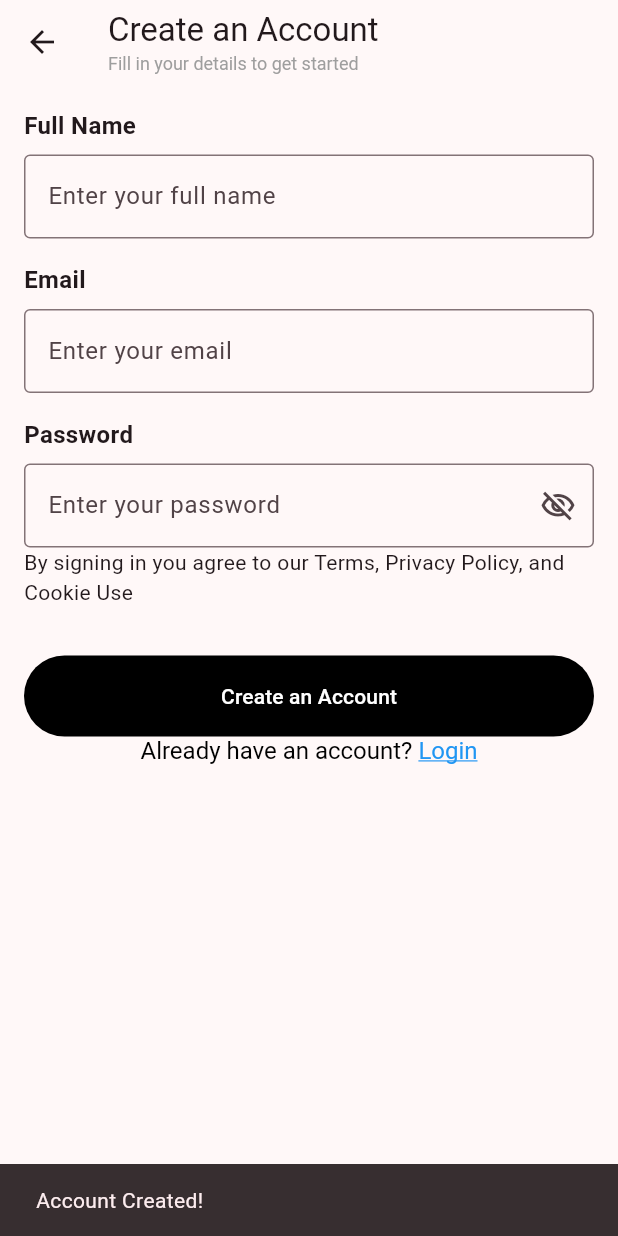
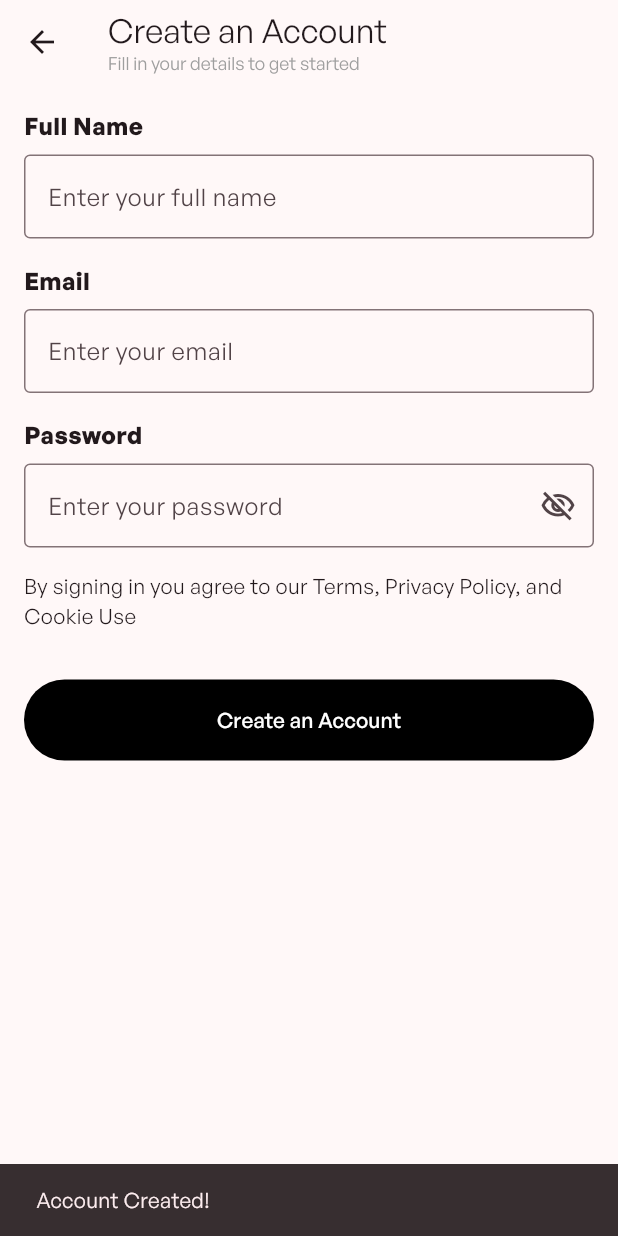
Before and after one commit to CodeXPratik/VirtuMall, a Flutter app: the AccountPage screen opened directly, after a tap on "Logout", after a tap on "Get Started", after a tap on "Create an Account", on a phone screen of 412 x 824 dp. Run offline on Flutter 3.47's test engine with Material 3 defaults, Android fonts, the phone set to English and light mode, and no system bars.

Commit message:
Font fix in pubspec.yaml

```diff
--- a/lib/main.dart
+++ b/lib/main.dart
@@ -13,6 +13,7 @@ class MyApp extends StatelessWidget {
     return MaterialApp(
       title: 'VirtuMall',
       theme: ThemeData(
+        fontFamily: 'GeneralSans',
         colorScheme: ColorScheme.fromSeed(
           seedColor: Colors.black,
           primary: Colors.black, // Set the primary color for buttons
--- a/lib/views/pages/account.dart
+++ b/lib/views/pages/account.dart
@@ -9,7 +9,11 @@ class AccountPage extends StatelessWidget {
   @override
   Widget build(BuildContext context) {
     return Scaffold(
-      appBar: AppBar(title: const Text('Account'), centerTitle: true),
+      appBar: AppBar(title: const Text('Account',
+      style: TextStyle(
+        fontSize: 24,
+        fontWeight: FontWeight.bold,
+      ),), centerTitle: true),
       body: Column(
         children: [
           ListTile(
--- a/lib/views/pages/cart.dart
+++ b/lib/views/pages/cart.dart
@@ -7,7 +7,11 @@ class CartPage extends StatelessWidget {
   Widget build(BuildContext context) {
     return Scaffold(
       appBar:  AppBar(
-        title: Text('Cart'),
+        title: Text('Cart',
+        style: TextStyle(
+          fontSize: 24,
+          fontWeight: FontWeight.bold,
+        ),),
         centerTitle: true,
       ),
       body: SingleChildScrollView(
--- a/lib/views/pages/home_page.dart
+++ b/lib/views/pages/home_page.dart
@@ -18,7 +18,11 @@ class _HomePageState extends State<HomePage> {
   Widget build(BuildContext context) {
     return Scaffold(
       appBar: AppBar(
-        title: const Text('Discover'),
+        title: const Text(
+          'Discover',
+          style: TextStyle(fontWeight: FontWeight.bold,
+          fontSize: 32),
+        ),
         actions: [
           IconButton(
             onPressed: () {
--- a/lib/views/pages/notifications_page.dart
+++ b/lib/views/pages/notifications_page.dart
@@ -9,7 +9,11 @@ class NotificationsPage extends StatelessWidget {
   Widget build(BuildContext context) {
     return Scaffold(
       appBar: AppBar(
-        title: Text('Notifications'),
+        title: Text('Notifications',
+        style: TextStyle(
+          fontWeight: FontWeight.bold,
+          fontSize: 24,
+        ),),
         centerTitle: true,
       ),
       body: SingleChildScrollView(
--- a/lib/views/pages/saved.dart
+++ b/lib/views/pages/saved.dart
@@ -7,7 +7,11 @@ class SavedPage extends StatelessWidget {
   Widget build(BuildContext context) {
     return Scaffold(
       appBar:  AppBar(
-        title: Text('Saved'),
+        title: Text('Saved',
+        style: TextStyle(
+          fontWeight: FontWeight.bold,
+          fontSize: 24,
+        ),),
         centerTitle: true,
       ),
       body: SingleChildScrollView(
--- a/lib/views/pages/search.dart
+++ b/lib/views/pages/search.dart
@@ -7,7 +7,11 @@ class SearchPage extends StatelessWidget {
   Widget build(BuildContext context) {
     return Scaffold(
       appBar:  AppBar(
-        title: Text('Search'),
+        title: Text('Search',
+        style: TextStyle(
+          fontWeight: FontWeight.bold,
+          fontSize: 24,
+        ),),
         centerTitle: true,
       ),
       body: SingleChildScrollView(
--- a/lib/views/pages/user_signin/create_account.dart
+++ b/lib/views/pages/user_signin/create_account.dart
@@ -30,6 +30,11 @@ class _CreateAccountState extends State<CreateAccount> {
       body: Padding(
         padding: const EdgeInsets.all(16.0),
         child: Column(
+          mainAxisAlignment: MainAxisAlignment.spaceBetween, // Ensures spacing
+          crossAxisAlignment: CrossAxisAlignment.start,
+          children: [
+            Column(
+              // Keeps top content together
               crossAxisAlignment: CrossAxisAlignment.start,
               children: [
                 const Text(
@@ -38,7 +43,7 @@ class _CreateAccountState extends State<CreateAccount> {
                 ),
                 const SizedBox(height: 8),
                 TextField(
-              decoration: InputDecoration(
+                  decoration: const InputDecoration(
                     hintText: 'Enter your full name',
                     border: OutlineInputBorder(),
                   ),
@@ -50,7 +55,7 @@ class _CreateAccountState extends State<CreateAccount> {
                 ),
                 const SizedBox(height: 8),
                 TextField(
-              decoration: InputDecoration(
+                  decoration: const InputDecoration(
                     hintText: 'Enter your email',
                     border: OutlineInputBorder(),
                   ),
@@ -65,7 +70,7 @@ class _CreateAccountState extends State<CreateAccount> {
                 TextField(
                   decoration: InputDecoration(
                     hintText: 'Enter your password',
-                border: OutlineInputBorder(),
+                    border: const OutlineInputBorder(),
                     suffixIcon: IconButton(
                       icon: Icon(
                         _isPasswordVisible
@@ -74,15 +79,15 @@ class _CreateAccountState extends State<CreateAccount> {
                       ),
                       onPressed: () {
                         setState(() {
-                      _isPasswordVisible =
-                          !_isPasswordVisible;
+                          _isPasswordVisible = !_isPasswordVisible;
                         });
                       },
                     ),
                   ),
                   obscureText: !_isPasswordVisible,
                 ),
-            Text(
+                const SizedBox(height: 16),
+                const Text(
                   'By signing in you agree to our Terms, Privacy Policy, and Cookie Use',
                 ),
                 const SizedBox(height: 32),
@@ -91,13 +96,17 @@ class _CreateAccountState extends State<CreateAccount> {
                   height: 54,
                   child: FilledButton(
                     onPressed: () {
-                  ScaffoldMessenger.of(
-                    context,
-                  ).showSnackBar(SnackBar(content: Text('Account Created!')));
+                      ScaffoldMessenger.of(context).showSnackBar(
+                        const SnackBar(content: Text('Account Created!')),
+                      );
                     },
                     child: const Text('Create an Account'),
                   ),
                 ),
+              ],
+            ),
+            Column(
+              children: [
                 Center(
                   child: RichText(
                     text: TextSpan(
@@ -127,6 +136,8 @@ class _CreateAccountState extends State<CreateAccount> {
                 ),
               ],
             ),
+          ],
+        ),
       ),
     );
   }
--- a/lib/views/pages/welcome_page.dart
+++ b/lib/views/pages/welcome_page.dart
@@ -16,7 +16,10 @@ class WelcomePage extends StatelessWidget {
             children: [
               Text(
                 'Augment Your Shopping Experience, Virtually & Beyond.',
-                style: TextStyle(fontSize: 45),
+
+                style: TextStyle(fontFamily: 'GeneralSans',
+                fontWeight: FontWeight.bold,
+                fontSize: 45),
                 textAlign: TextAlign.left,
               ),
               SizedBox(
```
Also changed, not shown: lib/views/pages/user_signin/login_page.dart (+28 -1 lines), pubspec.yaml (+4 -4 lines), lib/junk.dart (deleted). Lines whose indentation alone changed are shown as unchanged.
